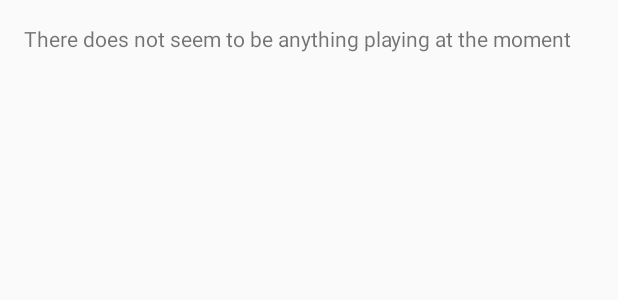
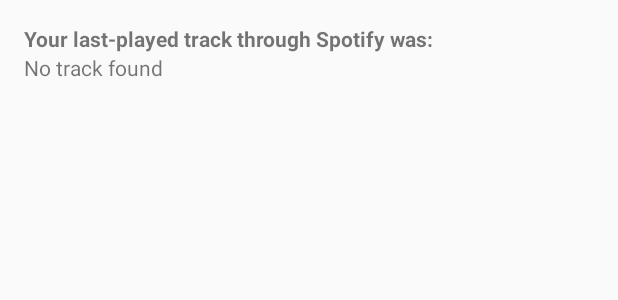
Before and after one commit to michaeltweed/MusicInfo, an Android app: the layout fragment_main.xml on its own in the app's theme, with its tools: preview values and no code run, on a phone screen of 412 x 824 dp. Shown: the top 300 px of the screen. Run offline under Robolectric (Android 15) with nearby library versions, the light colour scheme and no system bars.

Commit message:
Updated layout of the main page

```diff
--- a/app/src/main/res/layout/fragment_main.xml
+++ b/app/src/main/res/layout/fragment_main.xml
@@ -1,6 +1,6 @@
-<RelativeLayout xmlns:android="http://schemas.android.com/apk/res/android"
-    xmlns:tools="http://schemas.android.com/tools"
+<LinearLayout xmlns:android="http://schemas.android.com/apk/res/android"
     android:layout_width="match_parent"
+    android:orientation="vertical"
     android:layout_height="match_parent"
     android:paddingLeft="@dimen/activity_horizontal_margin"
     android:paddingRight="@dimen/activity_horizontal_margin"
@@ -8,9 +8,15 @@
     android:paddingBottom="@dimen/activity_vertical_margin">
 
     <TextView
+        android:text="@string/last_played_message"
+        android:layout_width="wrap_content"
+        android:textStyle="bold"
+        android:layout_height="wrap_content" />
+
+    <TextView
         android:id="@+id/currently_playing_textview"
         android:text="@string/nothing_playing"
         android:layout_width="wrap_content"
         android:layout_height="wrap_content" />
 
-</RelativeLayout>
+</LinearLayout>
--- a/app/src/main/res/values/strings.xml
+++ b/app/src/main/res/values/strings.xml
@@ -2,6 +2,7 @@
 <resources>
 
     <string name="app_name">SpotifyMusicInfo</string>
-    <string name="nothing_playing">There does not seem to be anything playing at the moment</string>
+    <string name="last_played_message">Your last-played track through Spotify was:</string>
+    <string name="nothing_playing">No track found</string>
 
 </resources>
```
